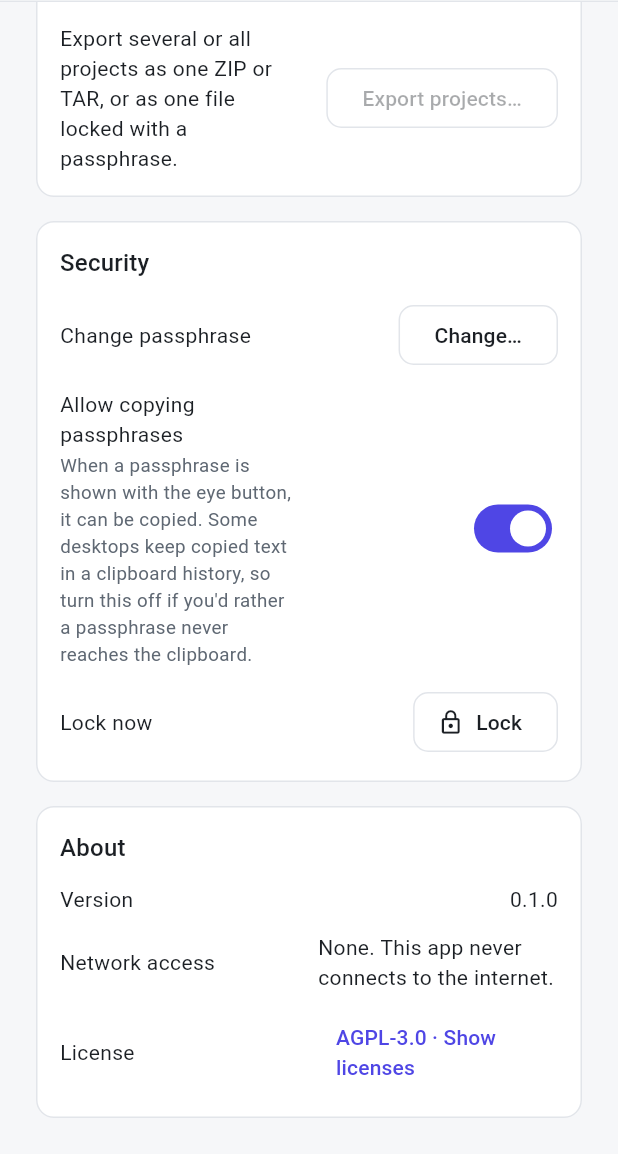
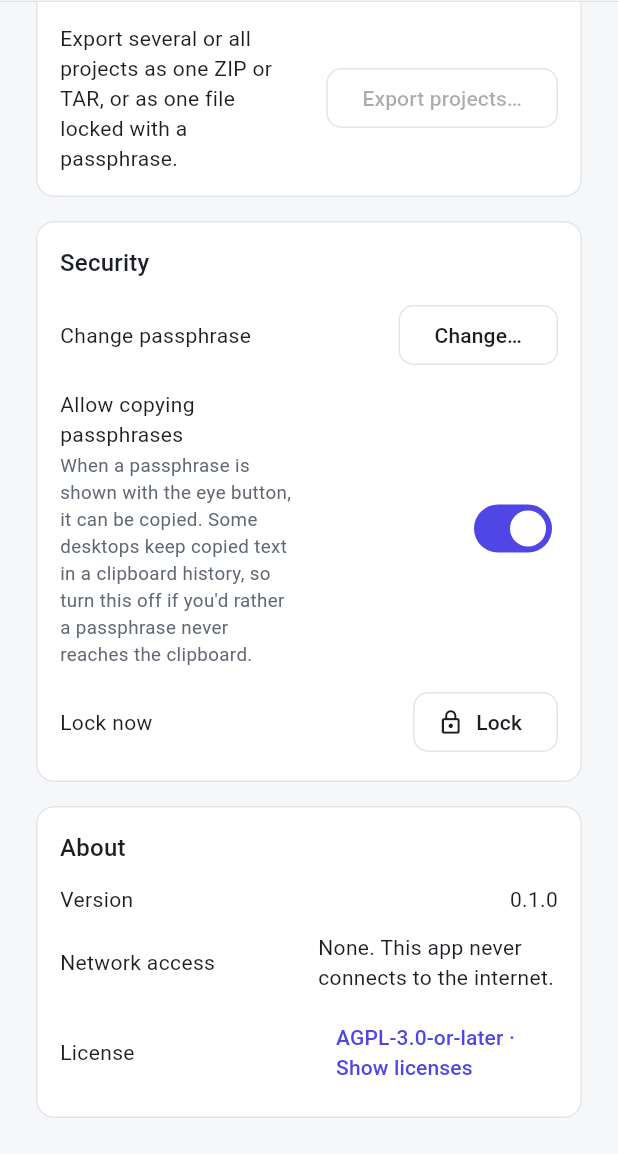
Before and after one commit to seven11ven/portfolio_jockey, a Flutter app: the SettingsScreen screen opened directly, scrolled down 489 dp, on a phone screen of 412 x 824 dp, the part 82-1236 px from its top. Run offline on Flutter 3.47's test engine with Material 3 defaults, Android fonts, the phone set to English and light mode, and no system bars; our stand-ins replace flutter_markdown_plus; missing offline and left inert: dart:ffi, file_selector_platform_interface, media_kit, media_kit_video, wakelock_plus_platform_interface.

Commit message:
Add the Flatpak test checklist (plan phase 8, step 4)
- packaging/flatpak/TESTING.md: plain-language checklist for the PM's PC,
  covering the sandbox checks (no network, tmpfs runtime folder, codecs)
  and every feature, with a results table
- Settings shows the license as AGPL-3.0-or-later
- Don't call the bundle tarball reproducible: Flutter's release output
  differs between builds
- Rename nested .gitignore copies in two older backups to root.gitignore
- Changelogs and backups

Co-Authored-By: Claude Opus 5.5 <noreply@anthropic.com>

```diff
--- a/app/lib/ui/settings/settings_screen.dart
+++ b/app/lib/ui/settings/settings_screen.dart
@@ -222,7 +222,7 @@ class _SettingsScreenState extends State<SettingsScreen> {
                         'License',
                         TextButton(
                           onPressed: () => showLicensePage(context: context, applicationName: 'Portfolio Jockey', applicationVersion: appVersion),
-                          child: const Text('AGPL-3.0 · Show licenses'),
+                          child: const Text('AGPL-3.0-or-later · Show licenses'),
                         ),
                       ),
                     ]),
--- /dev/null
+++ b/version-control/local-app/2026-10-23_before-license-text/app/lib/ui/settings/settings_screen.dart
@@ -0,0 +1,429 @@
+import 'dart:async';
+import 'dart:io';
+
+import 'package:flutter/material.dart';
+import 'package:portfolio_jockey/app/passphrase_rules.dart';
+import 'package:portfolio_jockey/app/theme.dart';
+import 'package:portfolio_jockey/app/version.dart';
+import 'package:portfolio_jockey/services/project_service.dart';
+import 'package:portfolio_jockey/services/storage_move.dart';
+import 'package:portfolio_jockey/ui/common.dart';
+import 'package:portfolio_jockey/ui/export/export_dialog.dart';
+import 'package:portfolio_jockey/ui/home/project_dialogs.dart';
+import 'package:portfolio_jockey/ui/preview/edit_dialogs.dart';
+import 'package:portfolio_jockey/ui/setup/first_run_screen.dart';
+import 'package:portfolio_jockey/vault/errors.dart';
+import 'package:portfolio_jockey/vault/native/libc.dart';
+
+/// Settings scene 1, opened from the ⚙ cog: colour scheme, storage location,
+/// bulk export, passphrase, lock, and About.
+class SettingsScreen extends StatefulWidget {
+  const SettingsScreen({super.key});
+
+  @override
+  State<SettingsScreen> createState() => _SettingsScreenState();
+}
+
+class _SettingsScreenState extends State<SettingsScreen> {
+  ProjectListing? _listing;
+  int? _free;
+
+  @override
+  void initState() {
+    super.initState();
+    unawaited(_reload());
+  }
+
+  Future<void> _reload() async {
+    final controller = AppScope.read(context);
+    final listing = await controller.projects.listProjects();
+    final path = controller.storagePath;
+    if (mounted) {
+      setState(() {
+        _listing = listing;
+        _free = path == null ? null : Libc.instance.freeBytes(path);
+      });
+    }
+  }
+
+  Future<void> _move() async {
+    final controller = AppScope.read(context);
+    if (controller.edits.active != null) {
+      await showDialog<void>(
+        context: context,
+        builder: (dialogContext) => PjDialog(
+          title: 'Finish editing first',
+          content: [Text('${controller.edits.active!.info.fileName} is still being edited. Save or discard it, then move the storage location.')],
+          actions: [FilledButton(onPressed: () => Navigator.of(dialogContext).pop(), child: const Text('OK'))],
+        ),
+      );
+      return;
+    }
+    final picked = await controller.filePicker.pickFolder(initialDirectory: File(controller.storagePath!).parent.path);
+    if (picked == null || !mounted) {
+      return;
+    }
+    try {
+      final move = await StorageMove.plan(Directory(controller.storagePath!), Directory(picked));
+      if (!mounted) {
+        return;
+      }
+      final moved = await showDialog<bool>(
+        context: context,
+        builder: (_) => MoveStorageDialog(move: move, projectCount: _listing?.projects.length ?? 0),
+      );
+      if (moved ?? false) {
+        await _reload();
+      }
+    } on MoveRefused catch (e) {
+      if (mounted) {
+        showError(context, "Can't move there: $e");
+      }
+    }
+  }
+
+  @override
+  Widget build(BuildContext context) {
+    final controller = AppScope.of(context);
+    final listing = _listing;
+    final size = listing?.projects.fold(0, (sum, p) => sum + p.index.totalSize) ?? 0;
+    Widget section(String title, List<Widget> children) => Card(
+      child: Padding(
+        padding: const EdgeInsets.all(16),
+        child: Column(
+          crossAxisAlignment: CrossAxisAlignment.stretch,
+          spacing: 12,
+          children: [Text(title, style: Theme.of(context).textTheme.titleMedium), ...children],
+        ),
+      ),
+    );
+    Widget row(String label, Widget trailing, {String? detail}) => Row(
+      spacing: 12,
+      children: [
+        Expanded(
+          child: Column(
+            crossAxisAlignment: CrossAxisAlignment.start,
+            spacing: 2,
+            children: [Text(label), if (detail != null) Muted(detail)],
+          ),
+        ),
+        Flexible(
+          child: Align(alignment: Alignment.centerRight, child: trailing),
+        ),
+      ],
+    );
+    return Scaffold(
+      appBar: AppBar(title: const Text('Settings')),
+      body: withEditBanner(
+        ListView(
+          padding: const EdgeInsets.all(24),
+          children: [
+            Center(
+              child: ConstrainedBox(
+                constraints: const BoxConstraints(maxWidth: 680),
+                child: Column(
+                  crossAxisAlignment: CrossAxisAlignment.stretch,
+                  spacing: 16,
+                  children: [
+                    section('Color scheme', [
+                      row(
+                        'Mode',
+                        SegmentedButton<ThemeMode>(
+                          segments: const [
+                            ButtonSegment(value: ThemeMode.system, label: Text('System')),
+                            ButtonSegment(value: ThemeMode.light, label: Text('Light')),
+                            ButtonSegment(value: ThemeMode.dark, label: Text('Dark')),
+                          ],
+                          selected: {controller.themeMode},
+                          showSelectedIcon: false,
+                          onSelectionChanged: (s) => unawaited(controller.setAppearance(mode: s.single)),
+                        ),
+                      ),
+                      row(
+                        'Accent color',
+                        Wrap(
+                          spacing: 10,
+                          children: [
+                            for (final accent in PjAccent.values)
+                              Semantics(
+                                label: accent.name,
+                                selected: accent == controller.accent,
+                                button: true,
+                                child: InkWell(
+                                  key: Key('accent-${accent.name}'),
+                                  customBorder: const CircleBorder(),
+                                  onTap: () => unawaited(controller.setAppearance(accent: accent)),
+                                  child: Container(
+                                    width: 32,
+                                    height: 32,
+                                    decoration: BoxDecoration(
+                                      color: Theme.of(context).brightness == Brightness.dark ? accent.dark : accent.light,
+                                      shape: BoxShape.circle,
+                                      border: Border.all(
+                                        width: 3,
+                                        color: accent == controller.accent ? Theme.of(context).colorScheme.onSurface : Colors.transparent,
+                                      ),
+                                    ),
+                                  ),
+                                ),
+                              ),
+                          ],
+                        ),
+                      ),
+                    ]),
+                    section('Storage location', [
+                      const Muted('Where project folders are kept. Everything inside is encrypted.'),
+                      Text(controller.storagePath ?? '', style: pathStyle),
+                      row(
+                        listing == null
+                            ? '…'
+                            : '${plural(listing.projects.length, 'project')} · ${formatBytes(size)}${_free == null ? '' : ' · ${formatBytes(_free!)} free'}',
+                        OutlinedButton(onPressed: listing == null ? null : _move, child: const Text('Move…')),
+                      ),
+                    ]),
+                    section('Export', [
+                      row(
+                        'Export several or all projects as one ZIP or TAR, or as one file locked with a passphrase.',
+                        OutlinedButton(
+                          onPressed: listing == null || listing.projects.isEmpty
+                              ? null
+                              : () => showDialog<bool>(context: context, builder: (_) => ExportDialog(projects: listing.projects, bulk: true)),
+                          child: const Text('Export projects…'),
+                        ),
+                      ),
+                    ]),
+                    section('Security', [
+                      row(
+                        'Change passphrase',
+                        OutlinedButton(
+                          onPressed: () => showDialog<bool>(context: context, builder: (_) => const ChangePassphraseDialog()),
+                          child: const Text('Change…'),
+                        ),
+                      ),
+                      row(
+                        'Allow copying passphrases',
+                        Switch(
+                          key: const Key('allow-copy'),
+                          value: controller.allowPassphraseCopy,
+                          onChanged: (allow) => unawaited(controller.setAllowPassphraseCopy(allow)),
+                        ),
+                        detail:
+                            "When a passphrase is shown with the eye button, it can be copied. Some desktops keep copied text in a clipboard history, so turn this off if you'd rather a passphrase never reaches the clipboard.",
+                      ),
+                      row(
+                        'Lock now',
+                        OutlinedButton.icon(onPressed: () => unawaited(requestLock(context)), icon: const Icon(Icons.lock_outline), label: const Text('Lock')),
+                      ),
+                    ]),
+                    section('About', [
+                      row('Version', const Text(appVersion)),
+                      row('Network access', const Text('None. This app never connects to the internet.')),
+                      row(
+                        'License',
+                        TextButton(
+                          onPressed: () => showLicensePage(context: context, applicationName: 'Portfolio Jockey', applicationVersion: appVersion),
+                          child: const Text('AGPL-3.0 · Show licenses'),
+                        ),
+                      ),
+                    ]),
+                  ],
+                ),
+              ),
+            ),
+          ],
+        ),
+      ),
+    );
+  }
+}
+
+/// Settings scene 2: confirm, then copy, check and switch, with progress.
+class MoveStorageDialog extends StatefulWidget {
+  const MoveStorageDialog({required this.move, required this.projectCount, super.key});
+
+  final StorageMove move;
+  final int projectCount;
+
+  @override
+  State<MoveStorageDialog> createState() => _MoveStorageDialogState();
+}
+
+class _MoveStorageDialogState extends WriteDialogState<MoveStorageDialog> {
+  MoveProgress? _progress;
+  late final int? _free = widget.move.freeAtTarget;
+
+  bool get _enoughSpace {
+    final free = _free;
+    return free == null || free >= widget.move.bytesTotal + 1024 * 1024;
+  }
+
+  Future<void> _run() async {
+    final controller = AppScope.read(context);
+    final messenger = ScaffoldMessenger.of(context);
+    final oldPath = widget.move.source.path;
+    await runWrite(() async {
+      final removed = await controller.moveStorage(
+        widget.move,
+        onProgress: (p) {
+          if (mounted) {
+            setState(() => _progress = p);
+          }
+        },
+      );
+      messenger.showSnackBar(
+        SnackBar(
+          content: Text(
+            removed
+                ? 'Moved to ${widget.move.target.path}'
+                : 'Moved to ${widget.move.target.path}. The old folder ($oldPath) couldn\'t be removed; you can delete it yourself.',
+          ),
+        ),
+      );
+    });
+  }
+
+  @override
+  Widget build(BuildContext context) {
+    final move = widget.move;
+    final progress = _progress;
+    return PopScope(
+      canPop: !busy,
+      child: PjDialog(
+        title: busy ? 'Moving ${plural(widget.projectCount, 'project')}…' : 'Move all projects?',
+        content: [
+          SummaryBox(
+            children: [
+              const Muted('From'),
+              Text(move.source.path, style: pathStyle),
+              const Muted('To'),
+              Text(move.target.path, style: pathStyle),
+            ],
+          ),
+          if (busy) ...[
+            LinearProgressIndicator(value: progress == null || progress.bytesTotal == 0 ? null : progress.bytesDone / progress.bytesTotal),
+            Muted(progress == null ? 'Starting…' : '${formatBytes(progress.bytesDone)} of ${formatBytes(progress.bytesTotal)} copied and checked'),
+          ] else ...[
+            Text(
+              '${plural(widget.projectCount, 'project')} (${formatBytes(move.bytesTotal)}) are copied to the new location and checked. '
+              'Then the old folder is deleted. If anything fails, the old location stays in use.',
+            ),
+            Notice(
+              switch (_free) {
+                null => "Don't remove the drive while moving.",
+                final free => "The new location has ${formatBytes(free)} free. Don't remove the drive while moving.",
+              },
+            ),
+            if (!_enoughSpace) const Notice('Not enough free space at the new location.', danger: true),
+          ],
+          ?errorNotice(),
+        ],
+        actions: [
+          cancelButton(),
+          FilledButton(
+            onPressed: busy || !_enoughSpace ? null : _run,
+            child: busy
+                ? const SizedBox.square(dimension: 18, child: CircularProgressIndicator(strokeWidth: 2))
+                : Text('Move ${plural(widget.projectCount, 'project')}'),
+          ),
+        ],
+      ),
+    );
+  }
+}
+
+/// Settings scene 3. Only the key that protects the files is re-wrapped, so
+/// it's quick; the new passphrase follows the same rules as on first run.
+class ChangePassphraseDialog extends StatefulWidget {
+  const ChangePassphraseDialog({super.key});
+
+  @override
+  State<ChangePassphraseDialog> createState() => _ChangePassphraseDialogState();
+}
+
+class _ChangePassphraseDialogState extends WriteDialogState<ChangePassphraseDialog> {
+  final _current = TextEditingController();
+  final _new = TextEditingController();
+  final _confirm = TextEditingController();
+
+  @override
+  void initState() {
+    super.initState();
+    for (final c in [_current, _new, _confirm]) {
+      c.addListener(() => setState(() {}));
+    }
+  }
+
+  @override
+  void dispose() {
+    for (final c in [_current, _new, _confirm]) {
+      c.dispose();
+    }
+    super.dispose();
+  }
+
+  Future<void> _change() async {
+    final messenger = ScaffoldMessenger.of(context);
+    final controller = AppScope.read(context);
+    setState(() {
+      busy = true;
+      error = null;
+    });
+    try {
+      await controller.changePassphrase(_current.text, _new.text);
+      for (final c in [_current, _new, _confirm]) {
+        c.clear();
+      }
+      messenger.showSnackBar(const SnackBar(content: Text('Passphrase changed')));
+      if (mounted) {
+        Navigator.of(context).pop(true);
+      }
+    } on WrongPassphrase {
+      if (mounted) {
+        setState(() {
+          busy = false;
+          error = 'The current passphrase is wrong. Nothing was changed.';
+        });
+      }
+    } on Exception catch (e) {
+      if (mounted) {
+        setState(() {
+          busy = false;
+          error = 'Nothing was changed. $e';
+        });
+      }
+    }
+  }
+
+  @override
+  Widget build(BuildContext context) {
+    final strength = passphraseStrength(_new.text);
+    final mismatch = _confirm.text.isNotEmpty && _confirm.text != _new.text;
+    final ok = _current.text.isNotEmpty && strength > 0 && _new.text == _confirm.text;
+    return PjDialog(
+      title: 'Change passphrase',
+      content: [
+        PassphraseField(key: const Key('current-passphrase'), controller: _current, enabled: !busy, decoration: const InputDecoration(labelText: 'Current passphrase')),
+        PassphraseField(key: const Key('new-passphrase'), controller: _new, enabled: !busy, decoration: const InputDecoration(labelText: 'New passphrase')),
+        StrengthBar(strength, active: _new.text.isNotEmpty),
+        Muted(strengthLabel(strength)),
+        // Shown once the new passphrase is at least Fair, as on first run.
+        if (strength > 0)
+          PassphraseField(
+            key: const Key('confirm-new-passphrase'),
+            controller: _confirm,
+            enabled: !busy,
+            decoration: InputDecoration(labelText: 'Confirm new passphrase', errorText: mismatch ? "The passphrases don't match." : null),
+          ),
+        const Muted("Fast: only the key that protects your files is re-wrapped. Files aren't re-encrypted. Exports aren't affected: a locked export keeps the passphrase chosen when it was made."),
+        ?errorNotice(),
+      ],
+      actions: [
+        cancelButton(),
+        FilledButton(
+          onPressed: ok && !busy ? _change : null,
+          child: busy ? const SizedBox.square(dimension: 18, child: CircularProgressIndicator(strokeWidth: 2)) : const Text('Confirm new passphrase'),
+        ),
+      ],
+    );
+  }
+}
```
Also changed, not shown: 14 other files.
